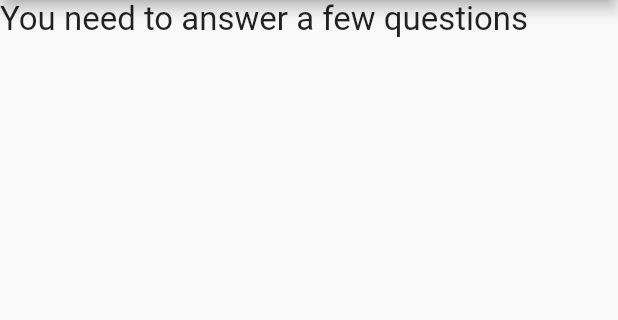
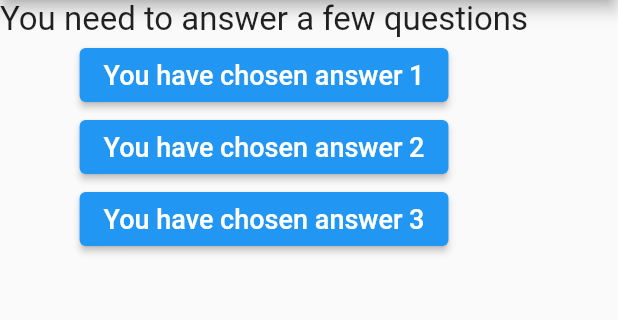
Before and after one commit to miyigun/test_your_personality, a Flutter app: the screen it shows after launch, on a phone screen of 412 x 824 dp, the part 84-404 px from its top. Run offline on Flutter 3.47's test engine with Material 2 defaults, Android fonts, the phone set to English and light mode, and no system bars.

Commit message:
Second commit

```diff
--- a/lib/main.dart
+++ b/lib/main.dart
@@ -21,12 +21,43 @@ class MyApp extends StatelessWidget {
           ),
           backgroundColor: const Color(0x0000007d),
         ),
-        body: const Column(
+        body: Column(
           children: [
-            Text(
+            const Text(
               'You need to answer a few questions',
               style: TextStyle(
                 fontSize: 22,
+              ),
+            ),
+            ElevatedButton(
+                onPressed: (){
+
+                },
+                child: const Text(
+                    'You have chosen answer 1',
+                  style: TextStyle(
+                    fontSize: 18,
+                  ),
+                ),
+            ),
+            ElevatedButton(
+              onPressed: (){
+
+              },
+              child: const Text('You have chosen answer 2',
+                style: TextStyle(
+                  fontSize: 18,
+                ),
+              ),
+            ),
+            ElevatedButton(
+              onPressed: (){
+
+              },
+              child: const Text('You have chosen answer 3',
+                style: TextStyle(
+                  fontSize: 18,
+                ),
               ),
             ),
           ],
```
